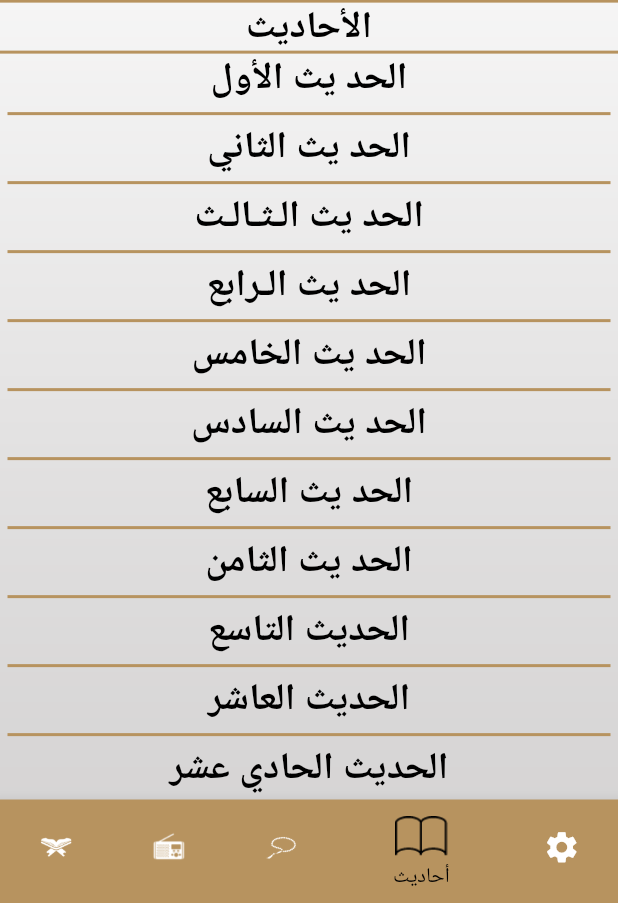
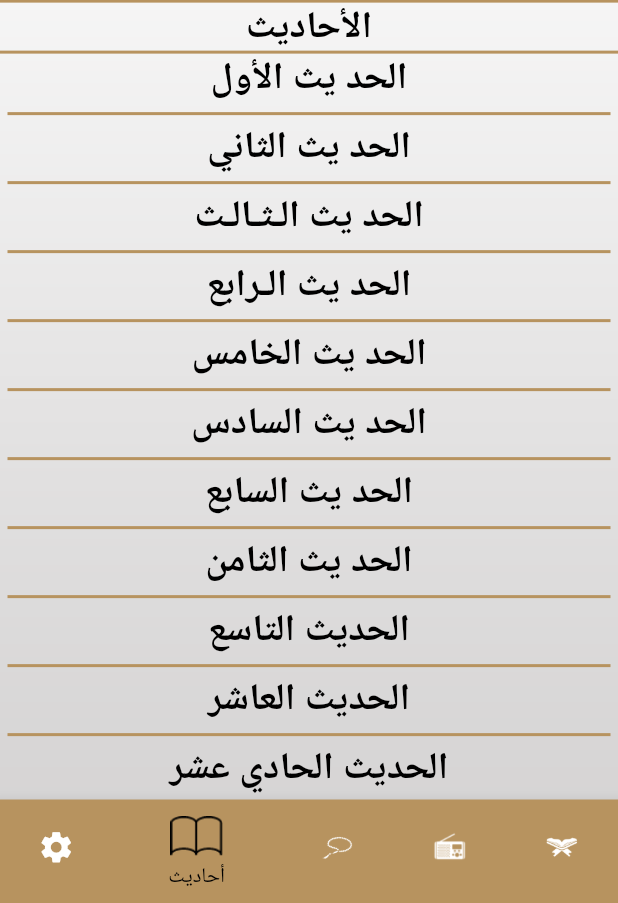
Before and after one commit to NoureenSaad/Islami_App, a Flutter app: the screen it shows after launch, item 4 of the bottom bar chosen, on a phone screen of 412 x 824 dp, the part 333-1236 px from its top. Run offline on Flutter 3.47's test engine with Material 3 defaults, Android fonts, the phone set to English and light mode, and no system bars; generated files the repository leaves out were written again.

Commit message:
Localization Handled

```diff
--- /dev/null
+++ b/l10n.yaml
@@ -0,0 +1,3 @@
+arb-dir: lib/translations
+template-arb-file: app_en.arb
+output-localization-file: app_localizations.dart
--- a/lib/main.dart
+++ b/lib/main.dart
@@ -3,6 +3,8 @@ import 'package:eslami/ui/hadeth_details/hadeth_details_screen.dart';
 import 'package:eslami/ui/home/home_screen.dart';
 import 'package:eslami/ui/quran_details/quran_details_screen.dart';
 import 'package:flutter/material.dart';
+import 'package:flutter_localizations/flutter_localizations.dart';
+import 'package:flutter_gen/gen_l10n/app_localizations.dart';
 
 void main() {
   runApp(MyApp());
@@ -14,6 +16,17 @@ class MyApp extends StatelessWidget {
   Widget build(BuildContext context) {
     return MaterialApp(
       title: "Islamy",
+      localizationsDelegates: [
+        AppLocalizations.delegate,
+        GlobalMaterialLocalizations.delegate,
+        GlobalWidgetsLocalizations.delegate,
+        GlobalCupertinoLocalizations.delegate,
+      ],
+      supportedLocales: [
+        Locale('en'), // English
+        Locale('ar'), // Arabic
+      ],
+      locale: Locale("ar"),
       debugShowCheckedModeBanner: false,
       theme: AppTheme.lightTheme,
       darkTheme: AppTheme.darkTheme,
--- a/lib/ui/home/hadeth_widget.dart
+++ b/lib/ui/home/hadeth_widget.dart
@@ -2,6 +2,7 @@ import 'package:eslami/ui/home/hadeth_model.dart';
 import 'package:eslami/ui/home/hadeth_title_widget.dart';
 import 'package:flutter/material.dart';
 import 'package:flutter/services.dart';
+import 'package:flutter_gen/gen_l10n/app_localizations.dart';
 
 class HadethWidget extends StatefulWidget {
 
@@ -28,7 +29,7 @@ class _HadethWidgetState extends State<HadethWidget> {
           child: Row(
             mainAxisAlignment: MainAxisAlignment.center,
             children: [
-              Text("الأحاديث",style:Theme.of(context).textTheme.titleLarge),
+              Text(AppLocalizations.of(context)!.hadethname,style:Theme.of(context).textTheme.titleLarge),
             ],
           ),
         ),
--- a/lib/ui/home/home_screen.dart
+++ b/lib/ui/home/home_screen.dart
@@ -6,6 +6,7 @@ import 'package:eslami/ui/home/sebha_widget.dart';
 import 'package:eslami/ui/home/settings_widget.dart';
 import 'package:flutter/material.dart';
 import 'package:flutter/services.dart';
+import 'package:flutter_gen/gen_l10n/app_localizations.dart';
 
 class HomeScreen extends StatefulWidget {
   static const String route = "HomeScreen";
@@ -36,7 +37,7 @@ class _HomeScreenState extends State<HomeScreen> {
       ),
       child: Scaffold(
         appBar: AppBar(
-          title: Text("إسلامي",style: TextStyle(fontSize: 35),),
+          title: Text(AppLocalizations.of(context)!.islamy,style: TextStyle(fontSize: 35),),
         ),
 
         bottomNavigationBar: BottomNavigationBar(
@@ -50,29 +51,29 @@ class _HomeScreenState extends State<HomeScreen> {
             BottomNavigationBarItem(
               backgroundColor: Theme.of(context).colorScheme.primary,
               icon: ImageIcon(AssetImage("assets/images/icon_quran.png")),
-              label: 'قرآن',
+              label: AppLocalizations.of(context)!.quran,
             ),
             BottomNavigationBarItem(
               backgroundColor: Theme.of(context).colorScheme.primary,
               icon: ImageIcon(AssetImage("assets/images/icon_radio.png")),
-              label: 'راديو',
+              label: AppLocalizations.of(context)!.radio,
             ),
             BottomNavigationBarItem(
               backgroundColor: Theme.of(context).colorScheme.primary,
               icon: ImageIcon(AssetImage("assets/images/icon_sebha.png")),
-              label: 'سبحة',
+              label: AppLocalizations.of(context)!.sebha,
             ),
             BottomNavigationBarItem(
               backgroundColor: Theme.of(context).colorScheme.primary,
               icon: ImageIcon(AssetImage("assets/images/icon_hadeth.png")),
-              label: 'أحاديث',
+              label: AppLocalizations.of(context)!.ahadeth,
             ),
             BottomNavigationBarItem(
               backgroundColor: Theme.of(context).colorScheme.primary,
               icon: Icon(
                 Icons.settings,
               ),
-              label: 'إعدادات',
+              label: AppLocalizations.of(context)!.settings,
             ),
           ],
         ),
--- a/lib/ui/home/quran_widget.dart
+++ b/lib/ui/home/quran_widget.dart
@@ -1,5 +1,6 @@
 import 'package:eslami/ui/home/quran_title_widget.dart';
 import 'package:flutter/material.dart';
+import 'package:flutter_gen/gen_l10n/app_localizations.dart';
 
 class QuranWidget extends StatelessWidget {
   List<String> suraNames = [
@@ -29,8 +30,8 @@ class QuranWidget extends StatelessWidget {
         Row(
           mainAxisAlignment: MainAxisAlignment.spaceEvenly,
           children: [
-            Text("اسم السورة",style: Theme.of(context).textTheme.titleLarge),
-            Text("عدد الآيات",style: Theme.of(context).textTheme.titleLarge),
+            Text(AppLocalizations.of(context)!.chaptername,style: Theme.of(context).textTheme.titleLarge),
+            Text(AppLocalizations.of(context)!.chapternumber,style: Theme.of(context).textTheme.titleLarge),
           ],
         ),
         Divider(
--- a/lib/ui/home/sebha_widget.dart
+++ b/lib/ui/home/sebha_widget.dart
@@ -1,5 +1,6 @@
 import 'package:eslami/style/app_theme.dart';
 import 'package:flutter/material.dart';
+import 'package:flutter_gen/gen_l10n/app_localizations.dart';
 
 class SebhaWidget extends StatefulWidget {
 
@@ -45,7 +46,7 @@ class _SebhaWidgetState extends State<SebhaWidget> {
             children: [
               Container(
                 margin: EdgeInsets.only(bottom: 20),
-                child: Text("عدد التسبيحات",style: Theme.of(context).textTheme.labelMedium),
+                child: Text(AppLocalizations.of(context)!.tasbehnumber,style: Theme.of(context).textTheme.labelMedium),
               ),
               Container(
                 margin: EdgeInsets.only(bottom: 20),
--- a/lib/ui/home/theme_sheet.dart
+++ b/lib/ui/home/theme_sheet.dart
@@ -1,4 +1,5 @@
 import 'package:flutter/material.dart';
+import 'package:flutter_gen/gen_l10n/app_localizations.dart';
 
 class ThemeSheet extends StatefulWidget {
   const ThemeSheet({super.key});
@@ -15,9 +16,9 @@ class _ThemeSheetState extends State<ThemeSheet> {
       child: Column(
         crossAxisAlignment: CrossAxisAlignment.stretch,
         children: [
-          getSelectedItem("داكن"),
+          getSelectedItem(AppLocalizations.of(context)!.dark),
           const SizedBox(height: 15,),
-          getUnselectedItem("مضئ"),
+          getUnselectedItem(AppLocalizations.of(context)!.light),
         ],
       ),
     );
--- a/pubspec.yaml
+++ b/pubspec.yaml
@@ -55,6 +55,7 @@ dev_dependencies:
 
 # The following section is specific to Flutter packages.
 flutter:
+  generate: true
 
   # The following line ensures that the Material Icons font is
   # included with your application, so that you can use the icons in
```
Also changed, not shown: lib/translations/app_ar.arb (added, +16 -0 lines), lib/translations/app_en.arb (added, +16 -0 lines), lib/ui/home/settings_widget.dart (+3 -4 lines).
